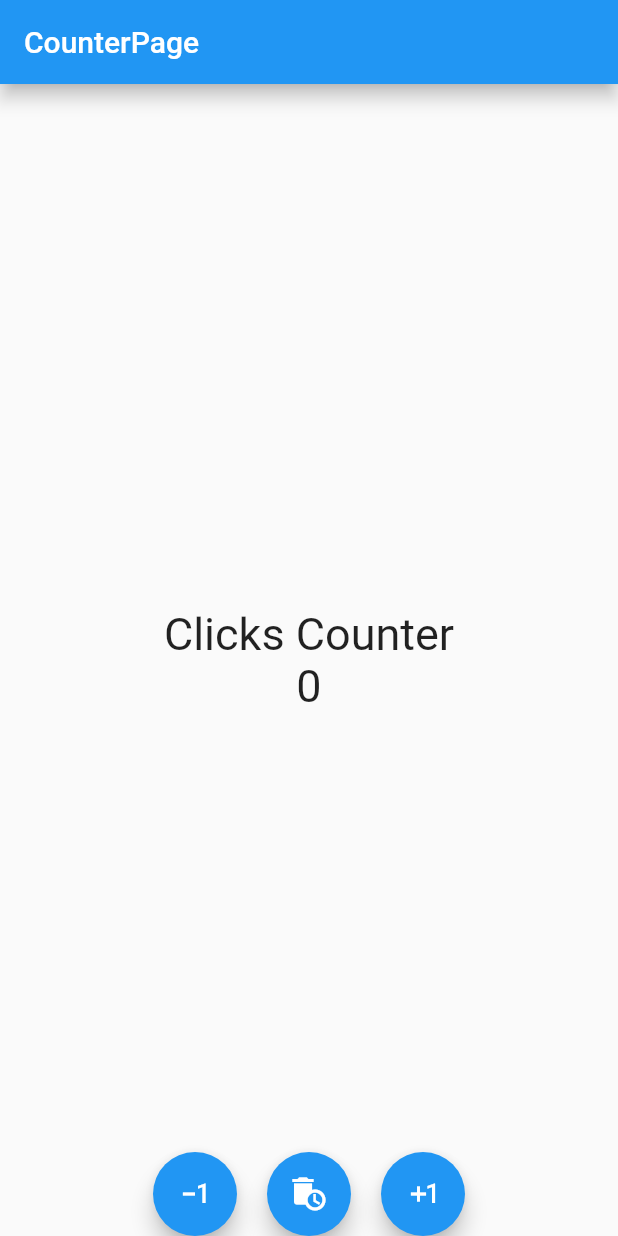
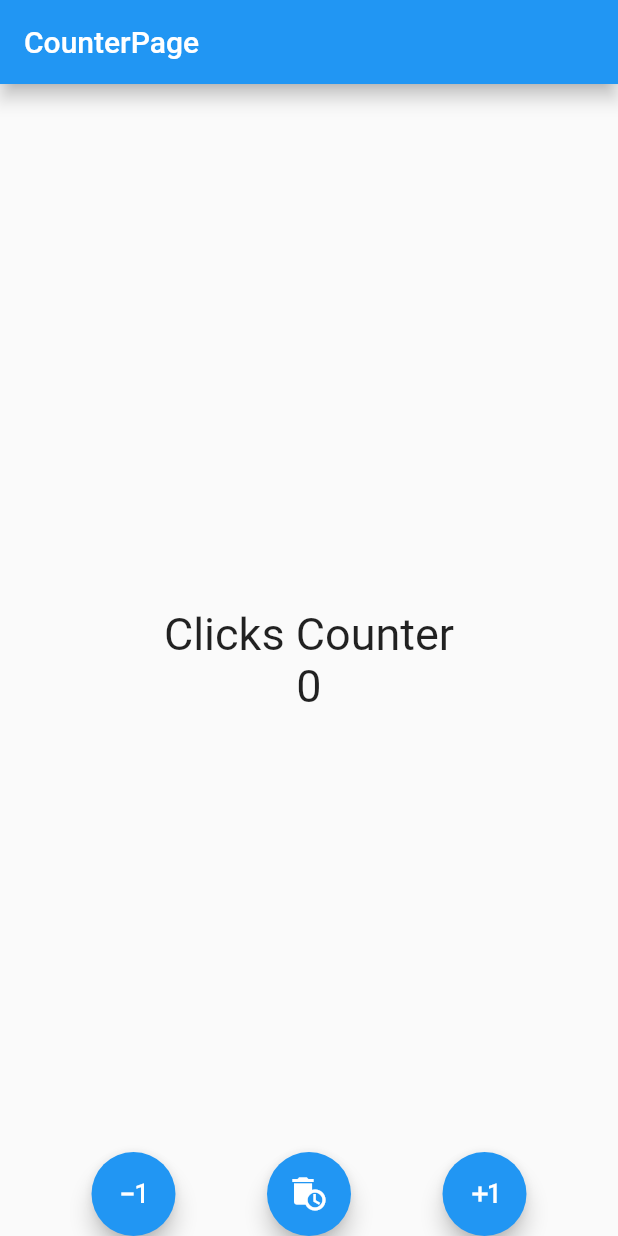
Before and after one commit to johnhaverh/counterapp, a Flutter app: the screen it shows after launch, on a phone screen of 412 x 824 dp. Run offline on Flutter 3.47's test engine with Material 2 defaults, Android fonts, the phone set to English and light mode, and no system bars.

Commit message:
counterapp: counter_page.dart: comment SizedBox - set mainAxisAligment

```diff
--- a/lib/pages/counter_page.dart
+++ b/lib/pages/counter_page.dart
@@ -31,7 +31,8 @@ class _CounterPageState extends State<CounterPage> {
       ),
       floatingActionButtonLocation: FloatingActionButtonLocation.centerDocked,
       floatingActionButton: Row(
-        mainAxisAlignment: MainAxisAlignment.center,
+        mainAxisAlignment: MainAxisAlignment.spaceEvenly,
+
         children: [
           FloatingActionButton(
             child: const Icon(Icons.exposure_minus_1_outlined),
@@ -40,7 +41,7 @@ class _CounterPageState extends State<CounterPage> {
               setState(() {});
             },
           ),
-          const SizedBox(width: 20),
+          //const SizedBox(width: 20),
           FloatingActionButton(
             child: const Icon(Icons.auto_delete),
             onPressed: () {
@@ -48,7 +49,7 @@ class _CounterPageState extends State<CounterPage> {
               setState(() {});
             },
           ),
-          const SizedBox(width:20),
+          //const SizedBox(width:20),
           FloatingActionButton(
             child: const Icon(Icons.exposure_plus_1_outlined),
             onPressed: () {
```
